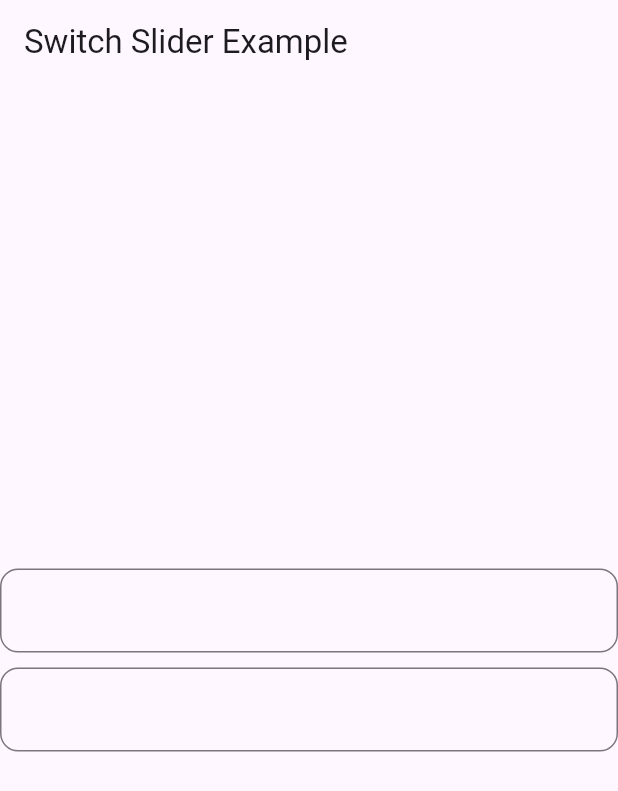
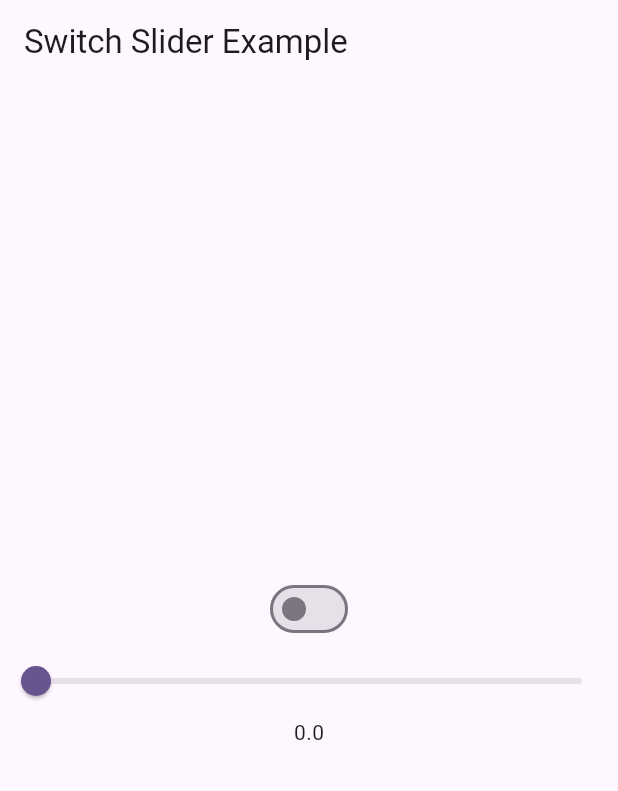
Before and after one commit to huzaifak08/GetX-Learning, a Flutter app: the screen it shows after launch, on a phone screen of 412 x 824 dp. Shown: the top 791 px of the screen. Run offline on Flutter 3.47's test engine with Material 3 defaults, Android fonts, the phone set to English and light mode, and no system bars; our stand-ins replace get, get_storage.

```diff
--- a/lib/views/home/home_view.dart
+++ b/lib/views/home/home_view.dart
@@ -1,7 +1,6 @@
 import 'package:flutter/material.dart';
 import 'package:get/get.dart';
 import 'package:getx_learning/views/home/home_view_model.dart';
-import 'package:getx_learning/views/second/second_view.dart';
 
 class HomeView extends StatelessWidget {
   const HomeView({super.key});
@@ -9,7 +8,6 @@ class HomeView extends StatelessWidget {
   @override
   Widget build(BuildContext context) {
     final HomeViewModel homeViewModel = Get.put(HomeViewModel());
-
     debugPrint('Build');
 
     return Scaffold(
@@ -20,21 +18,24 @@ class HomeView extends StatelessWidget {
         child: Column(
           mainAxisAlignment: MainAxisAlignment.center,
           children: [
-            TextFormField(
-              decoration: InputDecoration(
-                border:
-                    OutlineInputBorder(borderRadius: BorderRadius.circular(12)),
+            Obx(
+              () => Switch(
+                value: homeViewModel.isSwitched.value,
+                onChanged: (value) {
+                  homeViewModel.toggleSwitch();
+                },
               ),
-              onChanged: (value) {
-                GetUtils.isEmail(value);
-              },
-              validator: (value) => homeViewModel.errorMsg.value,
             ),
-            const SizedBox(height: 10),
-            TextFormField(
-              decoration: InputDecoration(
-                  border: OutlineInputBorder(
-                      borderRadius: BorderRadius.circular(12))),
+            Obx(
+              () => Slider(
+                value: homeViewModel.sliderVal.value,
+                onChanged: (val) {
+                  homeViewModel.sliderVal.value = val;
+                },
+              ),
+            ),
+            Obx(
+              () => Text(homeViewModel.sliderVal.value.toString()),
             ),
           ],
         ),
--- a/lib/views/home/home_view_model.dart
+++ b/lib/views/home/home_view_model.dart
@@ -1,12 +1,15 @@
 import 'package:get/get.dart';
 
 class HomeViewModel extends GetxController {
-  final RxString _errorMsg = ''.obs;
-  RxString get errorMsg => _errorMsg;
+  final RxBool _isSwitched = false.obs;
+  RxBool get isSwitched => _isSwitched;
 
-  RxString errorMessage() {
-    _errorMsg.value = "Invalid email format";
+  RxDouble _sliderVal = 0.0.obs;
+  RxDouble get sliderVal => _sliderVal;
 
-    return _errorMsg;
+  void toggleSwitch() => _isSwitched.toggle();
+
+  void toggleSlider(RxDouble value) {
+    _sliderVal = value;
   }
 }
```
